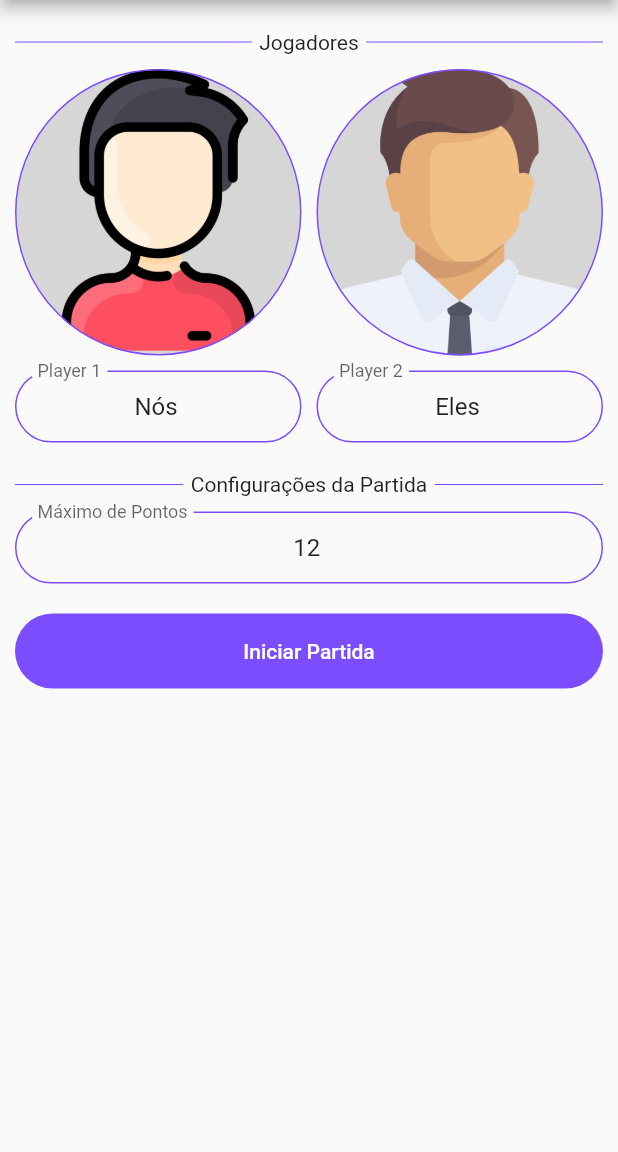
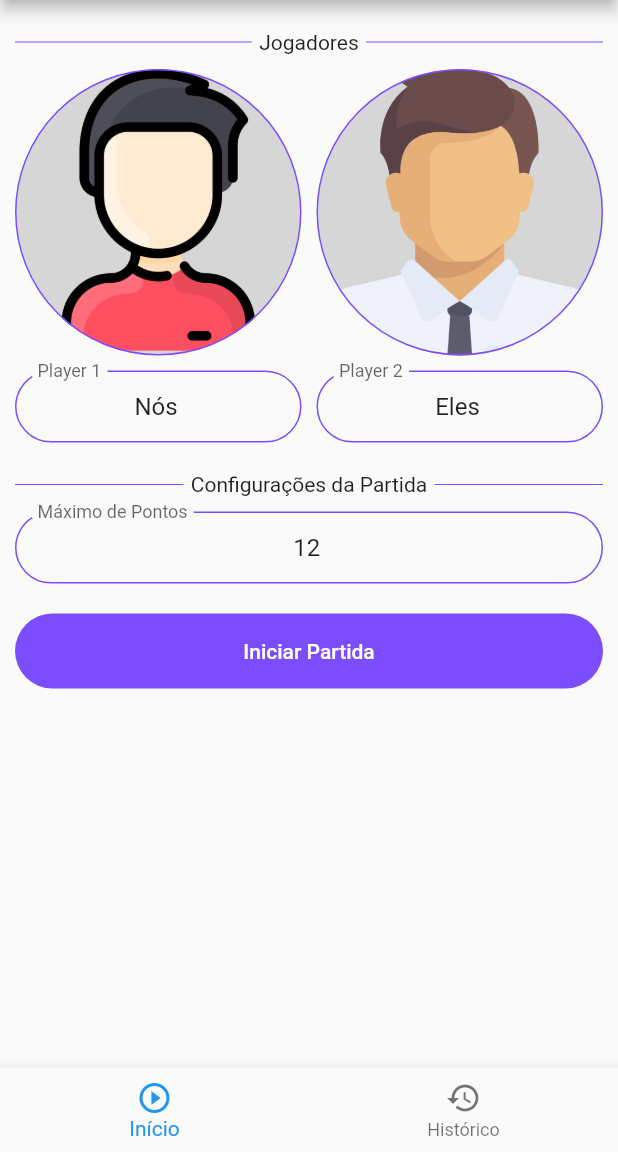
Before and after one commit to MichelHanzenScheeren/marcador_de_truco, a Flutter app: the screen it shows after launch, on a phone screen of 412 x 824 dp, the part 84-1236 px from its top. Run offline on Flutter 3.47's test engine with Material 2 defaults, Android fonts, the phone set to English and light mode, and no system bars; our stand-ins replace flutter_mobx, image_cropper, image_picker, mobx; generated files the repository leaves out were written again.

Commit message:
Os elementos da página inicial foram movidos para um novo arquivo.

```diff
--- a/lib/controllers/home_controller.dart
+++ b/lib/controllers/home_controller.dart
@@ -0,0 +1,19 @@
+import 'package:flutter/material.dart';
+import 'package:marcadordetruco/pages/home_page/widgets/init_game/init_game.dart';
+import 'package:mobx/mobx.dart';
+part 'home_controller.g.dart';
+
+class HomeController = _HomeControllerBase with _$HomeController;
+
+abstract class _HomeControllerBase with Store {
+  @observable
+  int currentPage = 0;
+
+  final tabs = [InitGame(), Container(color: Colors.yellow)];
+
+  @action
+  void setPage(int number) => currentPage = number;
+
+  @computed
+  Widget get getTab => tabs[currentPage];
+}
--- a/lib/pages/home_page/home.dart
+++ b/lib/pages/home_page/home.dart
@@ -1,17 +1,10 @@
 import 'package:flutter/material.dart';
+import 'package:flutter_mobx/flutter_mobx.dart';
+import 'package:marcadordetruco/controllers/home_controller.dart';
+import 'package:marcadordetruco/pages/home_page/widgets/init_game/init_game.dart';
+import 'package:mobx/mobx.dart';
 import 'package:provider/provider.dart';
-import './widgets/players_images.dart';
-import './widgets/players_names.dart';
-import '../game_page/game.dart';
-import '../../controllers/game_controller.dart';
 import '../../models/my_theme.dart';
-import '../../models/truco.dart';
-import '../../statics/my_players.dart';
-import '../../widgets/custom_button.dart';
-import '../../widgets/custom_text_field.dart';
-import '../../models/player.dart';
-import '../../widgets/title_divider.dart';
-import '../../validators/form_validators.dart';
 
 class Home extends StatefulWidget {
   @override
@@ -19,11 +12,8 @@ class Home extends StatefulWidget {
 }
 
 class _HomeState extends State<Home> {
-  final Player player1 = MyPlayers.player1;
-  final Player player2 = MyPlayers.player2;
-  final double space = 10;
-  final GlobalKey<FormState> formKey = GlobalKey<FormState>();
   MyTheme myTheme;
+  final homeController = HomeController();
 
   @override
   void didChangeDependencies() {
@@ -33,9 +23,6 @@ class _HomeState extends State<Home> {
 
   @override
   Widget build(BuildContext context) {
-    final double width = MediaQuery.of(context).size.width;
-    final Color primaryColor = Theme.of(context).accentColor;
-    final Color secondaryColor = Theme.of(context).splashColor;
     return Scaffold(
       appBar: AppBar(
         title: Text("Marcador de Truco"),
@@ -46,68 +33,27 @@ class _HomeState extends State<Home> {
           ),
         ],
       ),
-      body: SingleChildScrollView(
-        child: Padding(
-          padding: EdgeInsets.all(space),
-          child: Form(
-            key: formKey,
-            child: Column(
-              mainAxisAlignment: MainAxisAlignment.start,
-              crossAxisAlignment: CrossAxisAlignment.stretch,
-              children: <Widget>[
-                SizedBox(height: space),
-                TitleDivider(
-                  text: "Jogadores",
-                  dividerColor: primaryColor,
-                ),
-                SizedBox(height: space),
-                PlayersImages(
-                  player1: player1,
-                  player2: player2,
-                  imageSize: (width / 2) - space - (space / 2),
-                ),
-                SizedBox(height: space),
-                PlayersNames(
-                  player1: player1,
-                  player2: player2,
-                  space: space,
-                ),
-                SizedBox(height: 2 * space),
-                TitleDivider(
-                  text: "Configurações da Partida",
-                  dividerColor: primaryColor,
-                ),
-                SizedBox(height: space),
-                CustomTextField(
-                  initialValue: "12",
-                  label: "Máximo de Pontos",
-                  keyboardType: TextInputType.number,
-                  validator: FormValidators.maxPoint,
-                ),
-                SizedBox(height: space * 2),
-                CustomButton(
-                  backGroundColor: primaryColor,
-                  buttonText: "Iniciar Partida",
-                  textColor: secondaryColor,
-                  onPressed: () {
-                    if (formKey.currentState.validate()) {
-                      initGame(context);
-                    }
-                  },
-                ),
-              ],
+      body: Observer(
+        builder: (context) {
+          return homeController.getTab;
+        },
+      ),
+      bottomNavigationBar: Observer(builder: (_) {
+        return BottomNavigationBar(
+          currentIndex: homeController.currentPage,
+          items: <BottomNavigationBarItem>[
+            BottomNavigationBarItem(
+              icon: Icon(Icons.play_circle_outline),
+              title: Text("Início"),
             ),
-          ),
-        ),
-      ),
-    );
-  }
-
-  void initGame(BuildContext context) {
-    GameController gameController = GameController();
-    gameController.addGame(Truco(player1: player1, player2: player2));
-    Navigator.of(context).push(
-      MaterialPageRoute(builder: (context) => Game(gameController)),
+            BottomNavigationBarItem(
+              icon: Icon(Icons.history),
+              title: Text("Histórico"),
+            ),
+          ],
+          onTap: homeController.setPage,
+        );
+      }),
     );
   }
 }
--- /dev/null
+++ b/lib/pages/home_page/widgets/init_game/init_game.dart
@@ -0,0 +1,89 @@
+import 'package:flutter/material.dart';
+import 'package:marcadordetruco/controllers/game_controller.dart';
+import 'package:marcadordetruco/models/player.dart';
+import 'package:marcadordetruco/models/truco.dart';
+import 'package:marcadordetruco/pages/game_page/game.dart';
+import 'package:marcadordetruco/pages/home_page/widgets/init_game/widgets/players_images.dart';
+import 'package:marcadordetruco/pages/home_page/widgets/init_game/widgets/players_names.dart';
+import 'package:marcadordetruco/statics/my_players.dart';
+import 'package:marcadordetruco/validators/form_validators.dart';
+import 'package:marcadordetruco/widgets/custom_button.dart';
+import 'package:marcadordetruco/widgets/custom_text_field.dart';
+import 'package:marcadordetruco/widgets/title_divider.dart';
+
+class InitGame extends StatelessWidget {
+  final double space = 10;
+  final GlobalKey<FormState> formKey = GlobalKey<FormState>();
+  final Player player1 = MyPlayers.player1;
+  final Player player2 = MyPlayers.player2;
+
+  @override
+  Widget build(BuildContext context) {
+    final double width = MediaQuery.of(context).size.width;
+    final Color primaryColor = Theme.of(context).accentColor;
+    final Color secondaryColor = Theme.of(context).splashColor;
+    return SingleChildScrollView(
+      child: Padding(
+        padding: EdgeInsets.all(space),
+        child: Form(
+          key: formKey,
+          child: Column(
+            mainAxisAlignment: MainAxisAlignment.start,
+            crossAxisAlignment: CrossAxisAlignment.stretch,
+            children: <Widget>[
+              SizedBox(height: space),
+              TitleDivider(
+                text: "Jogadores",
+                dividerColor: primaryColor,
+              ),
+              SizedBox(height: space),
+              PlayersImages(
+                player1: player1,
+                player2: player2,
+                imageSize: (width / 2) - space - (space / 2),
+              ),
+              SizedBox(height: space),
+              PlayersNames(
+                player1: player1,
+                player2: player2,
+                space: space,
+              ),
+              SizedBox(height: 2 * space),
+              TitleDivider(
+                text: "Configurações da Partida",
+                dividerColor: primaryColor,
+              ),
+              SizedBox(height: space),
+              CustomTextField(
+                initialValue: "12",
+                label: "Máximo de Pontos",
+                keyboardType: TextInputType.number,
+                validator: FormValidators.maxPoint,
+              ),
+              SizedBox(height: space * 2),
+              CustomButton(
+                backGroundColor: primaryColor,
+                buttonText: "Iniciar Partida",
+                textColor: secondaryColor,
+                onPressed: () {
+                  if (formKey.currentState.validate()) {
+                    initGame(context);
+                  }
+                },
+              ),
+            ],
+          ),
+        ),
+      ),
+    );
+  }
+
+  void initGame(BuildContext context) {
+    FocusScope.of(context).requestFocus(FocusNode());
+    GameController gameController = GameController();
+    gameController.addGame(Truco(player1: player1, player2: player2));
+    Navigator.of(context).push(
+      MaterialPageRoute(builder: (context) => Game(gameController)),
+    );
+  }
+}
--- a/lib/pages/home_page/widgets/players_images.dart
+++ b/lib/pages/home_page/widgets/init_game/widgets/players_images.dart
@@ -1,8 +1,8 @@
 import 'package:flutter/material.dart';
 import 'package:flutter_mobx/flutter_mobx.dart';
-import '../../../models/player.dart';
-import '../../../widgets/edit_image_player.dart';
-import '../../../widgets/image_container.dart';
+import '../../../../../models/player.dart';
+import '../../../../../widgets/edit_image_player.dart';
+import '../../../../../widgets/image_container.dart';
 
 class PlayersImages extends StatelessWidget {
   final Player player1;
--- a/lib/pages/home_page/widgets/players_names.dart
+++ b/lib/pages/home_page/widgets/init_game/widgets/players_names.dart
@@ -1,7 +1,7 @@
 import 'package:flutter/material.dart';
-import '../../../validators/form_validators.dart';
-import '../../../widgets/custom_text_field.dart';
-import '../../../models/player.dart';
+import '../../../../../validators/form_validators.dart';
+import '../../../../../widgets/custom_text_field.dart';
+import '../../../../../models/player.dart';
 
 class PlayersNames extends StatelessWidget {
   final Player player1;
```
Also changed, not shown: lib/controllers/home_controller.g.dart (added).
